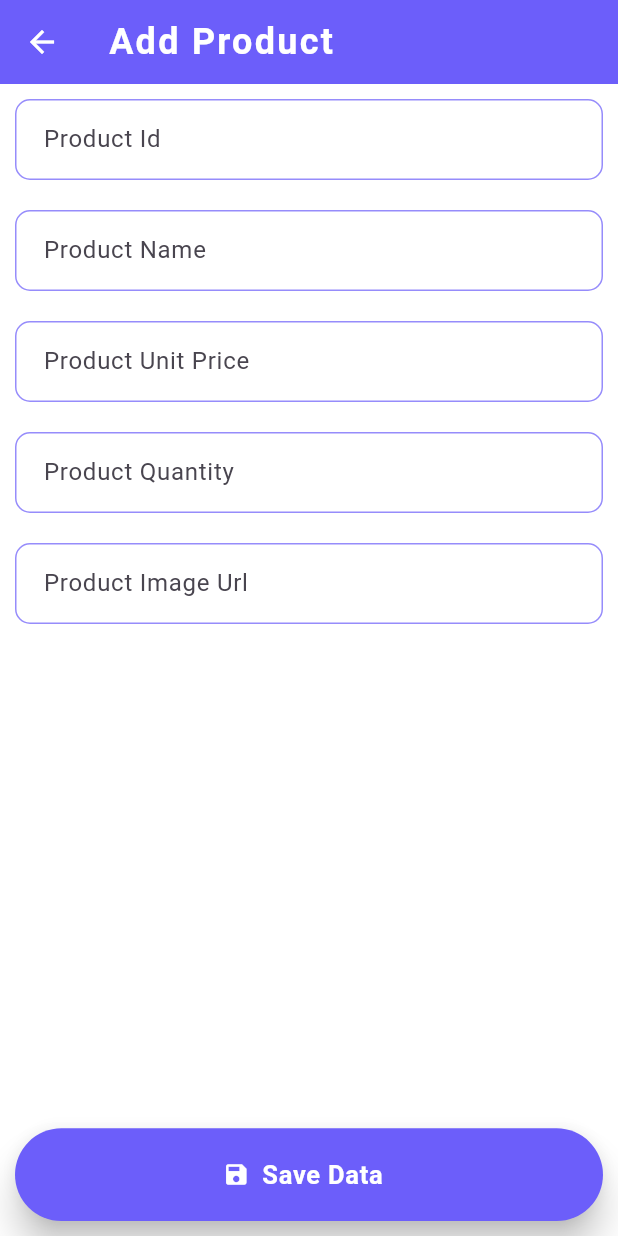
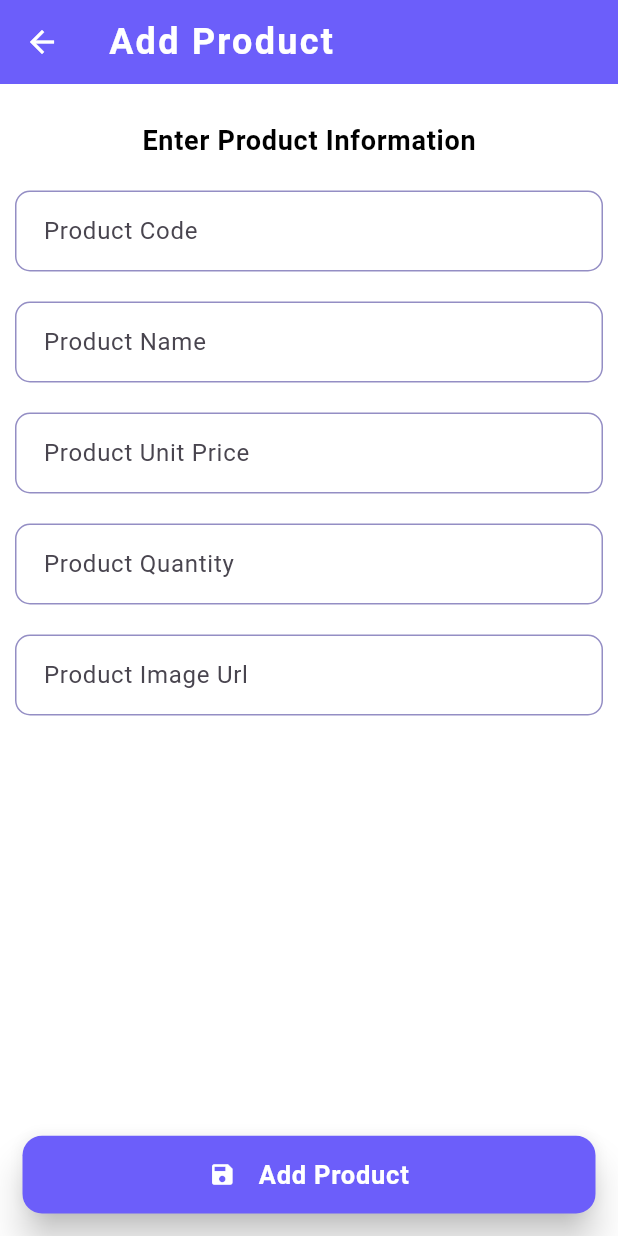
Before and after one commit to Nafis71/api_crud_practice, a Flutter app: the screen it shows after launch, after a tap on the "add" icon, on a phone screen of 412 x 824 dp. Run offline on Flutter 3.47's test engine with Material 3 defaults, Android fonts, the light colour scheme and no system bars; our stand-ins replace gap, liquid_pull_to_refresh; network calls fail.

Commit message:
70% completed

```diff
--- /dev/null
+++ b/lib/controllers/data_repository.dart
@@ -0,0 +1,15 @@
+import '../models/product_model.dart';
+import 'package:flutter/material.dart';
+
+abstract class DataRepository {
+  Future<List<ProductModel>> getProductData();
+  Future<bool> addProduct(GlobalKey<FormState> formKey, ProductModel product);
+  List<ProductModel> removeProductData(List<ProductModel> productList, int index);
+  ProductModel processInputData({
+    required String productName,
+    required String productCode,
+    required String productImage,
+    required String productUnitPrice,
+    required String productQuantity,
+  });
+}
--- a/lib/services/api_service.dart
+++ b/lib/services/api_service.dart
@@ -21,7 +21,7 @@ class ApiService {
 
   Future<bool> insertData(String endPoint, ProductModel product) async {
     final Response response = await http.post(Uri.parse("$baseUrl/$endPoint"),
-        body: jsonEncode(product.toJson(false)),
+        body: jsonEncode(product.toJson()),
         headers: {'content-type': 'application/json'});
     if(response.statusCode == 200){
       return true;
--- a/lib/themes/elevated_button_style.dart
+++ b/lib/themes/elevated_button_style.dart
@@ -7,6 +7,9 @@ class ElevatedButtonStyle {
       ElevatedButtonThemeData(style: ElevatedButton.styleFrom(
         foregroundColor: whiteColor,
         backgroundColor: appPrimaryColor,
+        shape: RoundedRectangleBorder(
+          borderRadius: BorderRadius.circular(13.00)
+        ),
         textStyle: TextThemes.getTextStyle(
           fontSize: 17,
           fontWeight: FontWeight.w600
--- a/lib/utils/colors.dart
+++ b/lib/utils/colors.dart
@@ -1,8 +1,12 @@
 import 'package:flutter/material.dart';
 
 const Color appPrimaryColor = Color(0xFF6C5EFA);
-const Color appPrimaryLightColor = Color(0xFF968CFB);
+const Color appPrimaryLightColor = Color(0xFF948EC4);
 const Color whiteColor = Colors.white;
 const Color blackColor = Colors.black;
 const Color greyColor = Colors.grey;
 const Color redColor = Colors.redAccent;
+const Color tileColor = Color(0xFFE3E1FD);
+const Color alertDialogIconColor = Colors.red;
+const Color alertDialogCancelButtonColor = Colors.grey;
+const Color alertDialogDeleteButtonColor = Colors.red;
--- a/lib/utils/routes.dart
+++ b/lib/utils/routes.dart
@@ -2,6 +2,8 @@ import 'package:api_crud_practice/controllers/data_controller.dart';
 import 'package:api_crud_practice/views/addProductScreen/add_product_screen.dart';
 import 'package:api_crud_practice/views/homeScreen/home_screen.dart';
 import 'package:flutter/material.dart';
+
+import '../controllers/data_repository.dart';
 
 class Routes{
   static const homeScreen = "/homeScreen";
@@ -11,7 +13,7 @@ class Routes{
     final Map<String,WidgetBuilder> routes = {
       Routes.homeScreen:(context) => const HomeScreen(),
       Routes.addProductScreen:(context){
-        DataController dataController = routeSettings.arguments as DataController;
+        DataRepository dataController = routeSettings.arguments as DataRepository;
         return AddProductScreen(dataController: dataController);
       },
     };
--- a/lib/utils/text_constants.dart
+++ b/lib/utils/text_constants.dart
@@ -1,15 +1,20 @@
 const homeScreenAppbarTitle = "Product List";
 const homeScreenProductDataHeader = "Showing Product Data";
+const addProductSuccessfulText = "Product has been added successfully!";
 
 
 //Api baseUrl
 const String baseUrl = "https://crud.teamrabbil.com/api/v1";
 
-
+//alertDialog
+const String alertDialogWarningHeader = "Warning";
+const String alertDialogDeleteContent = "Are you sure you want to delete this product";
+const String alertDialogDeleteButtonText = "Delete";
+const String alertDialogCancelButtonText = "Cancel";
 
 //addProductScreen
-const String productCodeLabelText = "Product Id";
-const String productCodeHintText = "Enter Product Id";
+const String productCodeLabelText = "Product Code";
+const String productCodeHintText = "Enter Product Code";
 const String productNameLabelText = "Product Name";
 const String productNameHintText = "Enter Product Name";
 const String productUnitPriceLabelText = "Product Unit Price";
@@ -28,4 +33,3 @@ const String productImageErrorText = "Invalid Image Url";
 const String alphabetsAndDigitsRegEx = r'^[a-zA-z0-9]+$';
 const String alphabetsAndDigitsWithSpaceRegEx = r'^[a-z A-z 0-9]+$';
 const String digitsRegEx = r'^[0-9]+$';
-const String imageUrlRegEx = r'^(https?:\/\/.*\.(?:png|jpg|jpeg|gif|bmp|webp))$';
--- a/lib/views/addProductScreen/add_product_screen.dart
+++ b/lib/views/addProductScreen/add_product_screen.dart
@@ -1,12 +1,16 @@
-import 'package:api_crud_practice/controllers/data_controller.dart';
 import 'package:api_crud_practice/models/product_model.dart';
+import 'package:api_crud_practice/themes/text_theme.dart';
+import 'package:api_crud_practice/utils/colors.dart';
 import 'package:api_crud_practice/utils/text_constants.dart';
 import 'package:api_crud_practice/views/widgets/app_text_form_field.dart';
 import 'package:flutter/material.dart';
 import 'package:gap/gap.dart';
 
+import '../../controllers/data_repository.dart';
+
 class AddProductScreen extends StatefulWidget {
-  final DataController dataController;
+  final DataRepository dataController;
+
   const AddProductScreen({super.key, required this.dataController});
 
   @override
@@ -20,6 +24,8 @@ class _AddProductScreenState extends State<AddProductScreen> {
   late TextEditingController _quantityController;
   late TextEditingController _imageController;
   final GlobalKey<FormState> _formKey = GlobalKey<FormState>();
+  bool isSaving = false;
+  bool uploadDone = false;
 
   @override
   void initState() {
@@ -33,6 +39,9 @@ class _AddProductScreenState extends State<AddProductScreen> {
 
   @override
   Widget build(BuildContext context) {
+    if(uploadDone){
+      Navigator.pop(context,true);
+    }
     return Scaffold(
       appBar: AppBar(
         title: const Text("Add Product"),
@@ -49,6 +58,12 @@ class _AddProductScreenState extends State<AddProductScreen> {
                       key: _formKey,
                       child: Column(
                         children: [
+                          const Gap(15),
+                          Text("Enter Product Information",style: TextThemes.getTextStyle(
+                            fontSize: 18,
+                            fontWeight: FontWeight.bold,
+                          ),),
+                          const Gap(20),
                           AppTextFormField(
                             controller: _productCodeController,
                             labelText: productCodeLabelText,
@@ -93,7 +108,6 @@ class _AddProductScreenState extends State<AddProductScreen> {
                             controller: _imageController,
                             labelText: productImageLabelText,
                             hintText: productImageHintText,
-                            regularExpression: imageUrlRegEx,
                             isEnabled: true,
                             errorText: productImageErrorText,
                             textInputType: TextInputType.text,
@@ -114,20 +128,38 @@ class _AddProductScreenState extends State<AddProductScreen> {
                       .size
                       .height * 0.15,
                   child: Padding(
-                    padding: const EdgeInsets.all(0.00),
-                    child: ElevatedButton.icon(
-                      onPressed: () {
-                        ProductModel product = ProductModel(sId: "0",
-                            productName: _nameController.text,
-                            productCode: _productCodeController.text,
-                            img: _imageController.text,
-                            unitPrice: _unitPriceController.text,
-                            qty: _quantityController.text,
-                            totalPrice: "0");
-                        widget.dataController.addProduct(_formKey, product);
+                    padding: const EdgeInsets.all(5.00),
+                    child: ElevatedButton(
+                      onPressed: () async {
+                        if(_formKey.currentState!.validate() && !isSaving){
+                          isSaving = true;
+                          setState(() {});
+                          ProductModel product = widget.dataController
+                              .processInputData(productName: _nameController.text,
+                              productCode: _productCodeController.text,
+                              productImage: _imageController.text,
+                              productUnitPrice: _unitPriceController.text,
+                              productQuantity: _quantityController.text);
+                          bool status = await widget.dataController.addProduct(
+                              _formKey, product);
+                          if (status) {
+                            isSaving = false;
+                            uploadDone = true;
+                            setState(() {});
+                          }
+                        }
                       },
-                      icon: const Icon(Icons.save),
-                      label: const Text("Save Data"),
+                      child: Row(
+                        mainAxisAlignment: MainAxisAlignment.center,
+                        children: [
+                          (!isSaving)
+                              ? const Icon(Icons.save)
+                              : const CircularProgressIndicator(
+                            color: whiteColor,),
+                          const Gap(15),
+                          const Text("Add Product")
+                        ],
+                      ),
                     ),
                   ),
                 )
--- a/lib/views/homeScreen/home_screen.dart
+++ b/lib/views/homeScreen/home_screen.dart
@@ -1,11 +1,16 @@
 import 'package:api_crud_practice/controllers/data_controller.dart';
+import 'package:api_crud_practice/controllers/data_repository.dart';
 import 'package:api_crud_practice/models/product_model.dart';
 import 'package:api_crud_practice/services/api_service.dart';
 import 'package:api_crud_practice/themes/text_theme.dart';
 import 'package:api_crud_practice/utils/colors.dart';
 import 'package:api_crud_practice/utils/routes.dart';
 import 'package:api_crud_practice/views/homeScreen/product_list_layout.dart';
+import 'package:api_crud_practice/views/widgets/app_alert_dialog.dart';
+import 'package:api_crud_practice/views/widgets/app_snackbar.dart';
 import 'package:flutter/material.dart';
+import 'package:gap/gap.dart';
+import 'package:liquid_pull_to_refresh/liquid_pull_to_refresh.dart';
 
 import '../../utils/text_constants.dart';
 
@@ -17,7 +22,7 @@ class HomeScreen extends StatefulWidget {
 }
 
 class _HomeScreenState extends State<HomeScreen> {
-  late final DataController dataController;
+  late final DataRepository dataController;
   ValueNotifier<List<ProductModel>> productListNotifier =
       ValueNotifier<List<ProductModel>>([]);
 
@@ -33,7 +38,17 @@ class _HomeScreenState extends State<HomeScreen> {
       appBar: AppBar(
         title: const Text(homeScreenAppbarTitle),
       ),
-      body: Container(
+      body: LiquidPullToRefresh(
+        showChildOpacityTransition: false,
+        animSpeedFactor: 2,
+        backgroundColor: whiteColor,
+        color: appPrimaryColor,
+        height: 140,
+        springAnimationDurationInMilliseconds: 1100,
+        onRefresh: () async {
+          productListNotifier.value = await dataController.getProductData();
+        },
+        child: Container(
           margin: const EdgeInsets.all(8.00),
           height: MediaQuery.of(context).size.height,
           width: MediaQuery.of(context).size.width,
@@ -52,7 +67,6 @@ class _HomeScreenState extends State<HomeScreen> {
                 child: FutureBuilder(
                   future: dataController.getProductData(),
                   builder: (context, snapshot) {
-                  print("building");
                     if (snapshot.hasData) {
                       productListNotifier.value = snapshot.data!;
                       return Visibility(
@@ -76,15 +90,12 @@ class _HomeScreenState extends State<HomeScreen> {
                                   productList: productList,
                                   index: index,
                                   removeFromList: () {
-                                  productListNotifier.value = dataController
-                                      .removeProductData(productList, index);
+                                   showAlertDialog(index,productList);
                                   },
                                 );
                               },
                               separatorBuilder: (context, index) {
-                              return const SizedBox(
-                                height: 5,
-                              );
+                                return const Gap(10.00);
                               },
                             );
                           },
@@ -101,9 +112,16 @@ class _HomeScreenState extends State<HomeScreen> {
             ],
           ),
         ),
+      ),
       floatingActionButton: FloatingActionButton(
         onPressed: () {
-          Navigator.pushNamed(context, Routes.addProductScreen,arguments: dataController).then((value){
+          Navigator.pushNamed(context, Routes.addProductScreen,
+                  arguments: dataController)
+              .then((value) {
+            if (value != null && value == true) {
+              ScaffoldMessenger.of(context)
+                  .showSnackBar(appSnackbar(addProductSuccessfulText,appPrimaryColor));
+            }
             setState(() {});
           });
         },
@@ -118,4 +136,9 @@ class _HomeScreenState extends State<HomeScreen> {
       ),
     );
   }
+  Future showAlertDialog(int index,List<ProductModel> productList){
+    return showDialog(context: context, builder: (context) => AppAlertDialog(title: alertDialogWarningHeader,content: alertDialogDeleteContent, onAction: (){
+      productListNotifier.value = dataController.removeProductData(productList, index);
+    },));
   }
+}
--- a/lib/views/widgets/app_text_form_field.dart
+++ b/lib/views/widgets/app_text_form_field.dart
@@ -2,7 +2,8 @@ import 'package:flutter/material.dart';
 
 class AppTextFormField extends StatelessWidget {
   final TextEditingController controller;
-  final String labelText, hintText, regularExpression, errorText;
+  final String labelText, hintText, errorText;
+  final String? regularExpression;
   final bool isEnabled;
   final TextInputType textInputType;
   const AppTextFormField(
@@ -10,7 +11,7 @@ class AppTextFormField extends StatelessWidget {
       required this.controller,
       required this.labelText,
       required this.hintText,
-      required this.regularExpression,
+      this.regularExpression,
       required this.isEnabled,
       required this.errorText, required this.textInputType});
 
@@ -25,7 +26,7 @@ class AppTextFormField extends StatelessWidget {
         hintText: hintText,
       ),
       validator: (value) {
-        if (value!.isEmpty || !RegExp(regularExpression).hasMatch(value)) {
+        if (regularExpression!= null && (value!.isEmpty || !RegExp(regularExpression!).hasMatch(value))) {
           return errorText;
         }
         return null;
--- a/pubspec.yaml
+++ b/pubspec.yaml
@@ -37,6 +37,7 @@ dependencies:
   cupertino_icons: ^1.0.6
   http: ^1.2.1
   gap: ^3.0.1
+  liquid_pull_to_refresh: ^3.0.1
 
 dev_dependencies:
   flutter_test:
```
Also changed, not shown: lib/controllers/data_controller.dart (+28 -13 lines), lib/models/product_model.dart (+7 -10 lines), lib/views/homeScreen/product_list_layout.dart (+8 -2 lines), lib/views/widgets/app_alert_dialog.dart (added, +52 -0 lines), lib/views/widgets/app_snackbar.dart (added, +16 -0 lines), pubspec.lock. Lines whose indentation alone changed are shown as unchanged.
